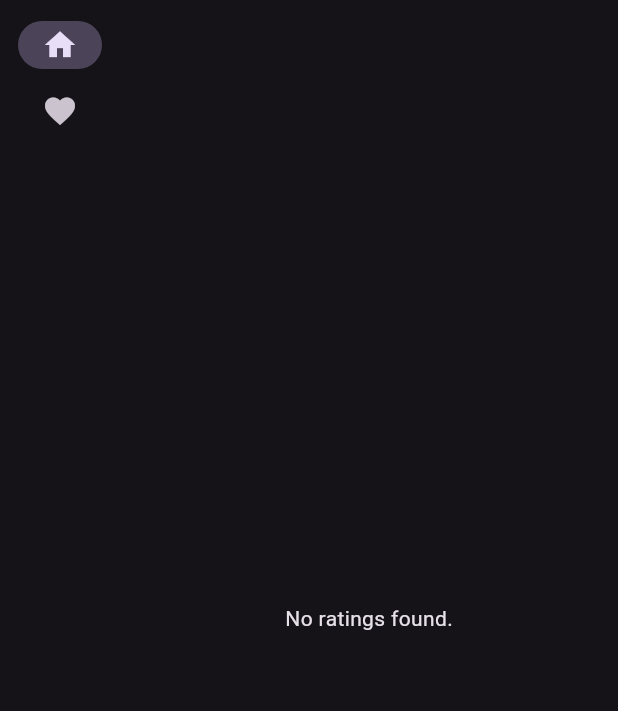
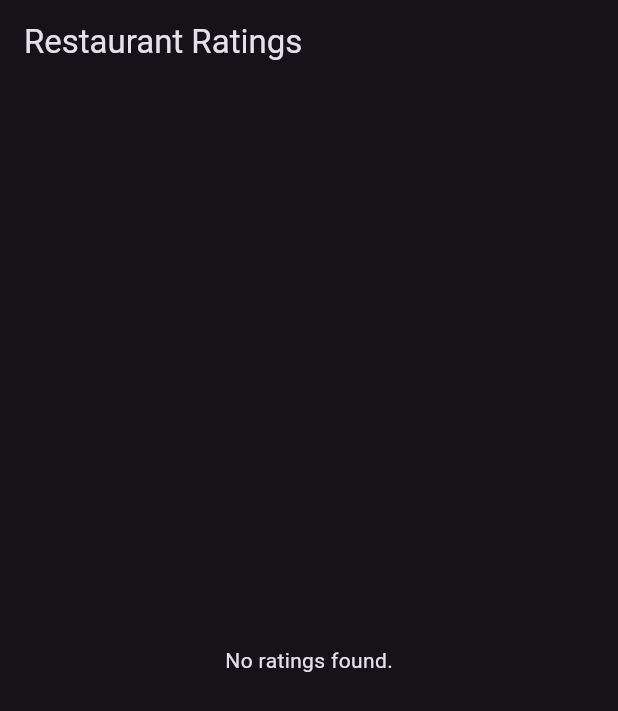
Before and after one commit to captainbalbin/hot-plates, a Flutter app: the screen it shows after launch, on a phone screen of 412 x 824 dp. Shown: the top 711 px of the screen. Run offline on Flutter 3.47's test engine with Material 3 defaults, Android fonts, the phone set to English and light mode, and no system bars; our stand-ins replace flutter_dotenv, supabase_flutter; accounts and stored records are empty.

Commit message:
Update to layered application structure with features

```diff
--- a/lib/main.dart
+++ b/lib/main.dart
@@ -1,8 +1,9 @@
-import 'package:english_words/english_words.dart';
 import 'package:flutter/material.dart';
 import 'package:flutter_dotenv/flutter_dotenv.dart';
 import 'package:provider/provider.dart';
 import 'package:supabase_flutter/supabase_flutter.dart';
+import 'src/features/restaurant/application/restaurant_service.dart';
+import 'src/features/restaurant/presentation/overview_screen.dart';
 
 Future<void> main() async {
   await dotenv.load(fileName: '.env');
@@ -10,20 +11,20 @@ Future<void> main() async {
     url: dotenv.env['SUPABASE_URL']!,
     anonKey: dotenv.env['SUPABASE_KEY']!,
   );
-  runApp(MyApp());
+
+  runApp(
+    ChangeNotifierProvider(
+      create: (context) => RestaurantService(),
+      child: MyApp(),
+    ),
+  );
 }
 
-final supabase = Supabase.instance.client;
-
 class MyApp extends StatelessWidget {
-  const MyApp({super.key});
-
   @override
   Widget build(BuildContext context) {
-    return ChangeNotifierProvider(
-      create: (context) => MyAppState(),
-      child: MaterialApp(
-        title: 'Namer App',
+    return MaterialApp(
+      title: 'Restaurant Ratings',
       theme: ThemeData(
         useMaterial3: true,
         colorScheme: ColorScheme.fromSeed(
@@ -33,28 +34,7 @@ class MyApp extends StatelessWidget {
       ),
       themeMode: ThemeMode.dark,
       home: MyHomePage(),
-      ),
     );
-  }
-}
-
-class MyAppState extends ChangeNotifier {
-  final SupabaseClient client = Supabase.instance.client;
-
-  List<Map<String, dynamic>> restaurants = [];
-
-  Future<void> fetchRestaurants() async {
-    try {
-      final restaurantsRes =
-          await supabase.from('restaurants_with_ratings').select();
-
-      print("restaurants: $restaurantsRes");
-
-      restaurants = List<Map<String, dynamic>>.from(restaurantsRes);
-      notifyListeners();
-    } catch (e) {
-      print("Error fetching ratings: $e");
-    }
   }
 }
 
@@ -62,147 +42,10 @@ class MyHomePage extends StatelessWidget {
   @override
   Widget build(BuildContext context) {
     return Scaffold(
-      body: Row(
-        children: [
-          SafeArea(
-            child: NavigationRail(
-              extended: false,
-              destinations: [
-                NavigationRailDestination(
-                  icon: Icon(Icons.home),
-                  label: Text('Home'),
+      appBar: AppBar(
+        title: Text('Restaurant Ratings'),
       ),
-                NavigationRailDestination(
-                  icon: Icon(Icons.favorite),
-                  label: Text('Favorites'),
-                ),
-              ],
-              selectedIndex: 0,
-              onDestinationSelected: (value) {
-                print('selected: $value');
-              },
-            ),
-          ),
-          Expanded(
-            child: Container(
-              color: Theme.of(context).colorScheme.primaryContainer,
-              child: GeneratorPage(),
-            ),
-          ),
-        ],
-      ),
+      body: OverviewPage(),
     );
   }
 }
-
-class GeneratorPage extends StatefulWidget {
-  @override
-  State<GeneratorPage> createState() => _GeneratorPageState();
-}
-
-class _GeneratorPageState extends State<GeneratorPage> {
-  late Future<void> _future;
-
-  @override
-  void initState() {
-    super.initState();
-    var appState = context.read<MyAppState>();
-    _future = appState.fetchRestaurants();
-  }
-
-  @override
-  Widget build(BuildContext context) {
-    var appState = context.watch<MyAppState>();
-
-    return Scaffold(
-      body: FutureBuilder<void>(
-        future: _future,
-        builder: (context, snapshot) {
-          if (snapshot.connectionState == ConnectionState.waiting) {
-            return const Center(child: CircularProgressIndicator());
-          }
-
-          if (snapshot.hasError) {
-            print('Error in FutureBuilder: ${snapshot.error}');
-            return Center(child: Text('Error: ${snapshot.error}'));
-          }
-
-          if (snapshot.connectionState == ConnectionState.done) {
-            var restaurants = appState.restaurants;
-
-            print('Restaurants: $restaurants');
-
-            if (restaurants.isEmpty) {
-              return Center(child: Text('No ratings found.'));
-            }
-
-            return ListView.builder(
-              itemCount: restaurants.length,
-              itemBuilder: (context, index) {
-                var restaurant = restaurants[index];
-                print('*** Restaurant: $restaurant');
-
-                var ratings = restaurant['ratings'] as List<dynamic>? ?? [];
-
-                print('*** Ratings: $ratings');
-
-                return ListTile(
-                  title: Text(restaurant['name'] ?? 'No name'),
-                  subtitle: Column(
-                    crossAxisAlignment: CrossAxisAlignment.start,
-                    children: ratings.map<Widget>((rating) {
-                      return Padding(
-                        padding: const EdgeInsets.symmetric(vertical: 4.0),
-                        child: Column(
-                          crossAxisAlignment: CrossAxisAlignment.start,
-                          children: [
-                            Text('Food: ${rating['food_rating']}'),
-                            Text('Drinks: ${rating['drinks_rating']}'),
-                            Text('Service: ${rating['service_rating']}'),
-                            Text('Atmosphere: ${rating['atmosphere_rating']}'),
-                            Text('Affordability: ${rating['affordability']}'),
-                            Text('Score: ${rating['total_score']}'),
-                          ],
-                        ),
-                      );
-                    }).toList(),
-                  ),
-                );
-              },
-            );
-          }
-
-          return const Center(child: Text('Unexpected state'));
-        },
-      ),
-    );
-  }
-}
-
-class BigCard extends StatelessWidget {
-  const BigCard({
-    super.key,
-    required this.pair,
-  });
-
-  final WordPair pair;
-
-  @override
-  Widget build(BuildContext context) {
-    final theme = Theme.of(context);
-    final style = theme.textTheme.displayMedium!.copyWith(
-        color: theme.colorScheme.onPrimary, fontWeight: FontWeight.bold);
-
-    return Card(
-      color: theme.colorScheme.primary,
-      child: Padding(
-        padding: const EdgeInsets.all(20.0),
-        child: Text(
-          pair.asLowerCase,
-          style: style,
-          semanticsLabel: "${pair.first} ${pair.second}",
-        ),
-      ),
-    );
-  }
-}
--- /dev/null
+++ b/lib/src/features/restaurant/application/restaurant_service.dart
@@ -0,0 +1,17 @@
+import 'package:flutter/material.dart';
+import '../data/restaurant_repository.dart';
+import '../domain/restaurant.dart';
+
+class RestaurantService extends ChangeNotifier {
+  final RestaurantRepository _repository = RestaurantRepository();
+  List<Restaurant> restaurants = [];
+
+  Future<void> fetchRestaurants() async {
+    try {
+      restaurants = await _repository.getRestaurants();
+      notifyListeners();
+    } catch (e) {
+      print("Error fetching restaurants: $e");
+    }
+  }
+}
--- /dev/null
+++ b/lib/src/features/restaurant/data/restaurant_repository.dart
@@ -0,0 +1,22 @@
+import 'package:supabase_flutter/supabase_flutter.dart';
+import '../domain/restaurant.dart';
+
+class RestaurantRepository {
+  final SupabaseClient supabase = Supabase.instance.client;
+
+  Future<List<Restaurant>> getRestaurants() async {
+    try {
+      final List<dynamic> data =
+          await supabase.from('restaurant_ratings').select();
+
+      print("*** data: $data");
+
+      return data
+          .map((item) => Restaurant.fromJson(Map<String, dynamic>.from(item)))
+          .toList();
+    } catch (e) {
+      print("Error fetching ratings: $e");
+      return [];
+    }
+  }
+}
--- /dev/null
+++ b/lib/src/features/restaurant/domain/restaurant.dart
@@ -0,0 +1,35 @@
+class Restaurant {
+  final String id;
+  final String name;
+  final double avgFoodRating;
+  final double avgDrinksRating;
+  final double avgServiceRating;
+  final double avgAtmosphereRating;
+  final bool avgAffordability;
+  final double avgTotalScore;
+
+  Restaurant({
+    required this.id,
+    required this.name,
+    required this.avgFoodRating,
+    required this.avgDrinksRating,
+    required this.avgServiceRating,
+    required this.avgAtmosphereRating,
+    required this.avgAffordability,
+    required this.avgTotalScore,
+  });
+
+  factory Restaurant.fromJson(Map<String, dynamic> json) {
+    return Restaurant(
+      id: json['id'],
+      name: json['name'],
+      avgFoodRating: (json['avg_food_rating'] as num?)?.toDouble() ?? 0.0,
+      avgDrinksRating: (json['avg_drinks_rating'] as num?)?.toDouble() ?? 0.0,
+      avgServiceRating: (json['avg_service_rating'] as num?)?.toDouble() ?? 0.0,
+      avgAtmosphereRating:
+          (json['avg_atmosphere_rating'] as num?)?.toDouble() ?? 0.0,
+      avgAffordability: json['avg_affordability'] ?? false,
+      avgTotalScore: (json['avg_total_score'] as num?)?.toDouble() ?? 0.0,
+    );
+  }
+}
--- /dev/null
+++ b/lib/src/features/restaurant/presentation/overview_screen.dart
@@ -0,0 +1,49 @@
+// File: src/features/restaurant/presentation/pages/overview_page.dart
+
+import 'package:flutter/material.dart';
+import 'package:provider/provider.dart';
+import '../application/restaurant_service.dart';
+import './restaurant_card.dart';
+
+class OverviewPage extends StatefulWidget {
+  @override
+  State<OverviewPage> createState() => _OverviewPageState();
+}
+
+class _OverviewPageState extends State<OverviewPage> {
+  late Future<void> _future;
+
+  @override
+  void initState() {
+    super.initState();
+    var appState = context.read<RestaurantService>();
+    _future = appState.fetchRestaurants();
+  }
+
+  @override
+  Widget build(BuildContext context) {
+    var appState = context.watch<RestaurantService>();
+    var restaurants = appState.restaurants;
+
+    return FutureBuilder<void>(
+      future: _future,
+      builder: (context, snapshot) {
+        if (snapshot.connectionState == ConnectionState.waiting) {
+          return Center(child: CircularProgressIndicator());
+        } else if (snapshot.hasError) {
+          return Center(child: Text('Error fetching ratings'));
+        } else if (restaurants.isEmpty) {
+          return Center(child: Text('No ratings found.'));
+        }
+
+        return ListView.builder(
+          itemCount: restaurants.length,
+          itemBuilder: (context, index) {
+            var restaurant = restaurants[index];
+            return RestaurantCard(restaurant: restaurant);
+          },
+        );
+      },
+    );
+  }
+}
--- /dev/null
+++ b/lib/src/features/restaurant/presentation/restaurant_card.dart
@@ -0,0 +1,47 @@
+import 'package:flutter/material.dart';
+import '../domain/restaurant.dart';
+
+class RestaurantCard extends StatelessWidget {
+  final Restaurant restaurant;
+
+  const RestaurantCard({required this.restaurant});
+
+  @override
+  Widget build(BuildContext context) {
+    return Padding(
+      padding: const EdgeInsets.symmetric(vertical: 8.0, horizontal: 16.0),
+      child: Card(
+        child: Padding(
+          padding: const EdgeInsets.all(8.0),
+          child: Column(
+            crossAxisAlignment: CrossAxisAlignment.start,
+            children: [
+              Row(
+                mainAxisAlignment: MainAxisAlignment.spaceBetween,
+                children: [
+                  Text(
+                    restaurant.name,
+                    style: TextStyle(fontWeight: FontWeight.bold, fontSize: 16),
+                  ),
+                  Text(
+                    restaurant.avgTotalScore.toStringAsFixed(2),
+                    style: TextStyle(color: Colors.grey, fontSize: 14),
+                  ),
+                ],
+              ),
+              SizedBox(height: 8),
+              Text('Food: ${restaurant.avgFoodRating.toStringAsFixed(2)}'),
+              Text('Drinks: ${restaurant.avgDrinksRating.toStringAsFixed(2)}'),
+              Text(
+                  'Service: ${restaurant.avgServiceRating.toStringAsFixed(2)}'),
+              Text(
+                  'Atmosphere: ${restaurant.avgAtmosphereRating.toStringAsFixed(2)}'),
+              Text(
+                  'Affordability: ${restaurant.avgAffordability ? 'Affordable' : 'Not Affordable'}'),
+            ],
+          ),
+        ),
+      ),
+    );
+  }
+}
--- a/pubspec.yaml
+++ b/pubspec.yaml
@@ -12,16 +12,16 @@ dependencies:
   flutter:
     sdk: flutter
 
-  english_words: ^4.0.0
   provider: ^6.0.0
   supabase_flutter: ^2.8.0
   flutter_dotenv: ^5.0.0
+  ionicons: ^0.2.2
 
 dev_dependencies:
   flutter_test:
     sdk: flutter
 
-  flutter_lints: ^2.0.0
+  flutter_lints: ^5.0.0
 
 flutter:
   uses-material-design: true
```
Also changed, not shown: analysis_options.yaml (+10 -0 lines), pubspec.lock, 8 other files. Lines whose indentation alone changed are shown as unchanged.
